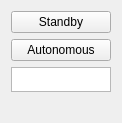
The window that src/helm_manager/helm_manager.ui (rolker/camp) describes before a commit, drawn with Qt 5.
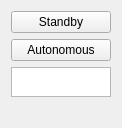
The same window after the commit.

Patch:
```diff
--- a/src/helm_manager/helm_manager.ui
+++ b/src/helm_manager/helm_manager.ui
@@ -7,7 +7,7 @@
     <x>0</x>
     <y>0</y>
     <width>118</width>
-    <height>121</height>
+    <height>128</height>
    </rect>
   </property>
   <property name="windowTitle">
```
